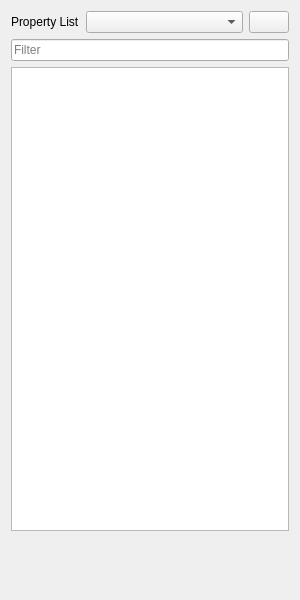
This is Plugins/org.mitk.gui.qt.properties/src/internal/QmitkPropertyTreeView.ui in MITK/MITK as Qt 5 draws it before an edit. The edited form follows.
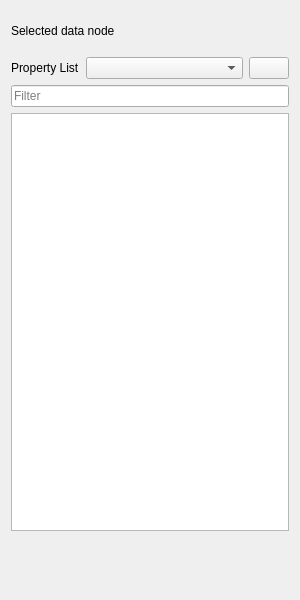
This is the edited form. Icons and pictures are not drawn. Custom widgets are drawn as their Qt base class.

Commit message:
Add a single node selection widget
Connect the single node selection widget with a selection servoce
connector and with a member function to change the property tree view if
the selection has been changed.

Patch:
```diff
--- a/Plugins/org.mitk.gui.qt.properties/src/internal/QmitkPropertyTreeView.ui
+++ b/Plugins/org.mitk.gui.qt.properties/src/internal/QmitkPropertyTreeView.ui
@@ -16,6 +16,39 @@
   <layout class="QVBoxLayout" name="verticalLayout">
    <item>
     <layout class="QHBoxLayout" name="horizontalLayout">
+	 <item>
+      <widget class="QLabel" name="selectedDataNodeLabel">
+	   <property name="sizePolicy">
+        <sizepolicy hsizetype="Maximum" vsizetype="Preferred">
+         <horstretch>0</horstretch>
+         <verstretch>0</verstretch>
+        </sizepolicy>
+       </property>
+       <property name="text">
+        <string>Selected data node</string>
+       </property>
+      </widget>
+     </item>
+	 <item>
+      <widget class="QmitkSingleNodeSelectionWidget" name="singleSlot" native="true">
+       <property name="sizePolicy">
+        <sizepolicy hsizetype="Preferred" vsizetype="Minimum">
+         <horstretch>0</horstretch>
+         <verstretch>0</verstretch>
+        </sizepolicy>
+       </property>
+       <property name="minimumSize">
+        <size>
+         <width>0</width>
+         <height>40</height>
+        </size>
+       </property>
+      </widget>
+     </item>
+	</layout>
+   </item>
+   <item>
+   <layout class="QHBoxLayout" name="horizontalLayout_2">
      <item>
       <widget class="QLabel" name="propertyListLabel">
        <property name="sizePolicy">
@@ -201,6 +234,14 @@
    </item>
   </layout>
  </widget>
+ <customwidgets>
+  <customwidget>
+   <class>QmitkSingleNodeSelectionWidget</class>
+   <extends>QWidget</extends>
+   <header location="global">QmitkSingleNodeSelectionWidget.h</header>
+   <container>1</container>
+  </customwidget>
+ </customwidgets>
  <resources>
   <include location="../../resources/Properties.qrc"/>
  </resources>
```
The commit also changes 2 other files.
